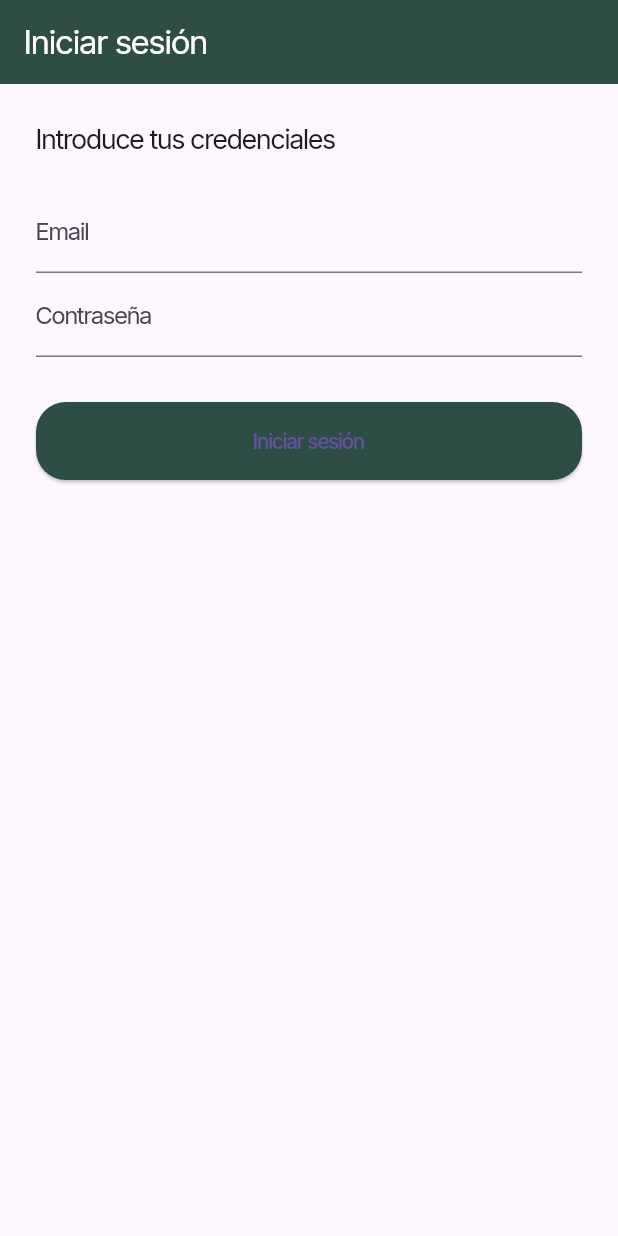
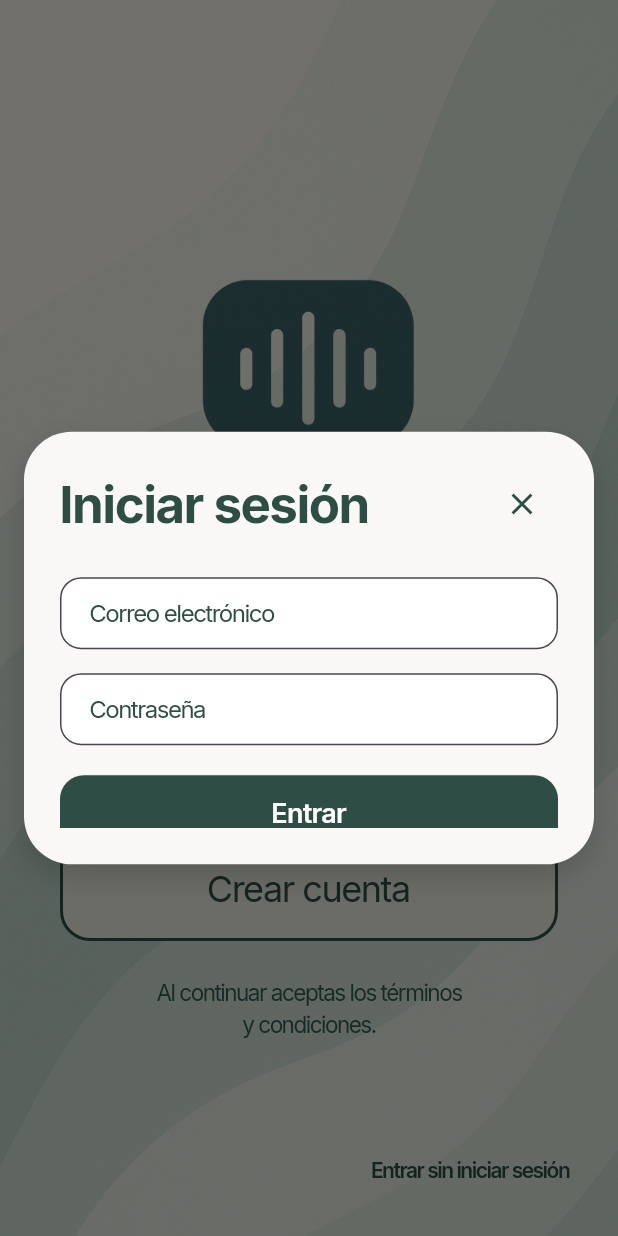
Before and after one commit to sergiogarper/tracktalk, a Flutter app: the screen it shows after launch, after a tap on "Iniciar sesión con un email", on a phone screen of 412 x 824 dp. Run offline on Flutter 3.47's test engine with Material 3 defaults, Android fonts, the phone set to English and light mode, and no system bars; our stand-ins replace flutter_riverpod, go_router; accounts and stored records are empty.

Commit message:
Cambiada la logica de registro e inicio de sesión a modals

```diff
--- a/flutter/lib/features/auth/login_form_screen.dart
+++ /dev/null
@@ -1,128 +0,0 @@
-import 'package:flutter/material.dart';
-import 'package:http/http.dart' as http;
-import 'dart:convert';
-import 'package:go_router/go_router.dart';
-
-import 'package:tracktalk/shared/models/usuario_global.dart';
-
-class LoginFormScreen extends StatefulWidget {
-  const LoginFormScreen({super.key});
-
-  @override
-  State<LoginFormScreen> createState() => _LoginFormScreenState();
-}
-
-class _LoginFormScreenState extends State<LoginFormScreen> {
-  final _formKey = GlobalKey<FormState>();
-  String email = '';
-  String pass = '';
-  String mensaje = '';
-  bool cargando = false;
-
-  Future<void> _loginUsuario() async {
-    if (!_formKey.currentState!.validate()) return;
-
-    setState(() {
-      cargando = true;
-      mensaje = '';
-    });
-
-    final url = Uri.parse('http://10.0.2.2:3000/auth/login');
-
-    try {
-      final response = await http.post(
-        url,
-        headers: {'Content-Type': 'application/json'},
-        body: jsonEncode({
-          'email': email,
-          'pass': pass,
-        }),
-      );
-
-      if (response.statusCode == 200) {
-        final data = jsonDecode(response.body);
-
-        // DATOS DEL USUARIO
-        UsuarioGlobal.id = data['user']['id'];
-        UsuarioGlobal.nombre = data['user']['nombre'];
-        UsuarioGlobal.email = data['user']['email'];
-
-        if (!mounted) return;
-        context.go('/home');
-      } else {
-        final body = jsonDecode(response.body);
-        setState(() {
-          mensaje = '❌ ${body['error'] ?? 'Credenciales inválidas'}';
-        });
-      }
-    } catch (e) {
-      setState(() {
-        mensaje = '❌ Error de conexión con el servidor';
-      });
-    } finally {
-      setState(() {
-        cargando = false;
-      });
-    }
-  }
-
-  @override
-  Widget build(BuildContext context) {
-    return Scaffold(
-      appBar: AppBar(
-        title: const Text('Iniciar sesión'),
-        backgroundColor: const Color(0xFF2E4E45),
-        foregroundColor: Colors.white,
-      ),
-      body: Padding(
-        padding: const EdgeInsets.all(24.0),
-        child: Form(
-          key: _formKey,
-          child: ListView(
-            children: [
-              const Text(
-                'Introduce tus credenciales',
-                style: TextStyle(fontSize: 18),
-              ),
-              const SizedBox(height: 20),
-              TextFormField(
-                decoration: const InputDecoration(labelText: 'Email'),
-                keyboardType: TextInputType.emailAddress,
-                onChanged: (val) => email = val,
-                validator: (val) =>
-                    val == null || val.isEmpty ? 'Introduce un email' : null,
-              ),
-              TextFormField(
-                decoration: const InputDecoration(labelText: 'Contraseña'),
-                obscureText: true,
-                onChanged: (val) => pass = val,
-                validator: (val) => val == null || val.isEmpty
-                    ? 'Introduce tu contraseña'
-                    : null,
-              ),
-              const SizedBox(height: 30),
-              ElevatedButton(
-                onPressed: cargando ? null : _loginUsuario,
-                style: ElevatedButton.styleFrom(
-                  backgroundColor: const Color(0xFF2E4E45),
-                  padding: const EdgeInsets.symmetric(vertical: 16),
-                  shape: RoundedRectangleBorder(
-                    borderRadius: BorderRadius.circular(20),
-                  ),
-                ),
-                child: cargando
-                    ? const CircularProgressIndicator(color: Colors.white)
-                    : const Text('Iniciar sesión'),
-              ),
-              const SizedBox(height: 20),
-              Text(
-                mensaje,
-                style: const TextStyle(fontSize: 16, color: Colors.red),
-              ),
-            ],
-          ),
-        ),
-      ),
-    );
-  }
-}
--- a/flutter/lib/features/auth/login_screen.dart
+++ b/flutter/lib/features/auth/login_screen.dart
@@ -1,5 +1,7 @@
 import 'package:flutter/material.dart';
 import 'package:go_router/go_router.dart';
+import 'package:tracktalk/features/auth/widgets/login_modal.dart';
+import 'package:tracktalk/features/auth/widgets/register_modal.dart';
 
 class LoginScreen extends StatefulWidget {
   const LoginScreen({super.key});
@@ -91,7 +93,12 @@ class _LoginScreenState extends State<LoginScreen>
                   width: double.infinity,
                   child: ElevatedButton(
                     onPressed: () {
-                      context.go('/login-form');
+                      showModalBottomSheet(
+                        context: context,
+                        isScrollControlled: true,
+                        backgroundColor: Colors.transparent,
+                        builder: (context) => const LoginModal(),
+                      );
                     },
                     style: ElevatedButton.styleFrom(
                       backgroundColor: const Color(0xFF2E4E45),
@@ -115,7 +122,12 @@ class _LoginScreenState extends State<LoginScreen>
                   width: double.infinity,
                   child: TextButton(
                     onPressed: () {
-                      context.go('/register');
+                      showModalBottomSheet(
+                        context: context,
+                        isScrollControlled: true,
+                        backgroundColor: Colors.transparent,
+                        builder: (context) => const RegisterModal(),
+                      );
                     },
                     style: TextButton.styleFrom(
                       backgroundColor: const Color.fromRGBO(231, 236, 221, 1),
--- /dev/null
+++ b/flutter/lib/features/auth/widgets/login_modal.dart
@@ -0,0 +1,198 @@
+import 'package:flutter/material.dart';
+import 'package:http/http.dart' as http;
+import 'dart:convert';
+import 'package:go_router/go_router.dart';
+import 'package:tracktalk/shared/models/usuario_global.dart';
+
+class LoginModal extends StatefulWidget {
+  const LoginModal({super.key});
+
+  @override
+  State<LoginModal> createState() => _LoginModalState();
+}
+
+class _LoginModalState extends State<LoginModal> {
+  final _formKey = GlobalKey<FormState>();
+  String email = '';
+  String pass = '';
+  String mensaje = '';
+  bool cargando = false;
+
+  Future<void> _loginUsuario() async {
+    if (!_formKey.currentState!.validate()) return;
+
+    setState(() {
+      cargando = true;
+      mensaje = '';
+    });
+
+    final url = Uri.parse('http://10.0.2.2:3000/auth/login');
+
+    try {
+      final response = await http.post(
+        url,
+        headers: {'Content-Type': 'application/json'},
+        body: jsonEncode({'email': email, 'pass': pass}),
+      );
+
+      if (response.statusCode == 200) {
+        final data = jsonDecode(response.body);
+        UsuarioGlobal.id = data['user']['id'];
+        UsuarioGlobal.nombre = data['user']['nombre'];
+        UsuarioGlobal.email = data['user']['email'];
+
+        if (!mounted) return;
+        Navigator.of(context).pop();
+        context.go('/home');
+      } else {
+        final body = jsonDecode(response.body);
+        setState(() {
+          mensaje = '❌ ${body['error'] ?? 'Credenciales inválidas'}';
+        });
+      }
+    } catch (_) {
+      setState(() {
+        mensaje = '❌ Error de conexión con el servidor';
+      });
+    } finally {
+      setState(() {
+        cargando = false;
+      });
+    }
+  }
+
+  @override
+  Widget build(BuildContext context) {
+    return Padding(
+      padding: const EdgeInsets.only(top: 40),
+      child: Center(
+        child: Container(
+          height: MediaQuery.of(context).size.height * 0.35,
+          margin: const EdgeInsets.all(16),
+          padding: const EdgeInsets.all(24),
+          decoration: BoxDecoration(
+            color: const Color(0xFFFAF8F6),
+            borderRadius: BorderRadius.circular(32),
+            boxShadow: [
+              BoxShadow(
+                color: const Color.fromRGBO(0, 0, 0, 0.15),
+                blurRadius: 16,
+                offset: const Offset(0, 8),
+              ),
+            ],
+          ),
+          child: SingleChildScrollView(
+            child: Form(
+              key: _formKey,
+              child: Column(
+                children: [
+                  Row(
+                    mainAxisAlignment: MainAxisAlignment.spaceBetween,
+                    children: [
+                      const Text(
+                        'Iniciar sesión',
+                        style: TextStyle(
+                          fontSize: 34,
+                          fontWeight: FontWeight.w700,
+                          color: Color(0xFF2E4E45),
+                        ),
+                      ),
+                      IconButton(
+                        icon: const Icon(Icons.close, color: Color(0xFF2E4E45)),
+                        onPressed: () => Navigator.of(context).pop(),
+                      ),
+                    ],
+                  ),
+                  const SizedBox(height: 24),
+                  TextFormField(
+                    decoration: InputDecoration(
+                      labelText: 'Correo electrónico',
+                      labelStyle: const TextStyle(color: Color(0xFF2E4E45)),
+                      floatingLabelStyle:
+                          const TextStyle(color: Color(0xFF2E4E45)),
+                      filled: true,
+                      fillColor: Colors.white,
+                      contentPadding:
+                          const EdgeInsets.symmetric(horizontal: 16),
+                      border: OutlineInputBorder(
+                        borderRadius: BorderRadius.circular(14),
+                        borderSide: const BorderSide(
+                            color: Color(0xFFE1E1E1), width: 1),
+                      ),
+                      focusedBorder: OutlineInputBorder(
+                        borderRadius: BorderRadius.circular(14),
+                        borderSide: const BorderSide(
+                            color: Color(0xFF2E4E45), width: 2),
+                      ),
+                      focusColor: const Color(0xFF2E4E45),
+                    ),
+                    onChanged: (val) => email = val,
+                    validator: (val) => val == null || val.isEmpty
+                        ? 'Introduce tu email'
+                        : null,
+                  ),
+                  const SizedBox(height: 16),
+                  TextFormField(
+                    obscureText: true,
+                    decoration: InputDecoration(
+                      labelText: 'Contraseña',
+                      labelStyle: const TextStyle(color: Color(0xFF2E4E45)),
+                      floatingLabelStyle:
+                          const TextStyle(color: Color(0xFF2E4E45)),
+                      filled: true,
+                      fillColor: Colors.white,
+                      contentPadding:
+                          const EdgeInsets.symmetric(horizontal: 16),
+                      border: OutlineInputBorder(
+                        borderRadius: BorderRadius.circular(14),
+                        borderSide: const BorderSide(
+                            color: Color(0xFFE1E1E1), width: 1),
+                      ),
+                      focusedBorder: OutlineInputBorder(
+                        borderRadius: BorderRadius.circular(14),
+                        borderSide: const BorderSide(
+                            color: Color(0xFF2E4E45), width: 2),
+                      ),
+                      focusColor: const Color(0xFF2E4E45),
+                    ),
+                    onChanged: (val) => pass = val,
+                    validator: (val) => val == null || val.isEmpty
+                        ? 'Introduce tu contraseña'
+                        : null,
+                  ),
+                  const SizedBox(height: 20),
+                  ElevatedButton(
+                    onPressed: cargando ? null : _loginUsuario,
+                    style: ElevatedButton.styleFrom(
+                      backgroundColor: const Color(0xFF2E4E45),
+                      minimumSize: const Size.fromHeight(52),
+                      shape: RoundedRectangleBorder(
+                        borderRadius: BorderRadius.circular(16),
+                      ),
+                    ),
+                    child: cargando
+                        ? const CircularProgressIndicator(color: Colors.white)
+                        : const Text(
+                            'Entrar',
+                            style: TextStyle(
+                              fontSize: 18,
+                              fontWeight: FontWeight.w600,
+                              letterSpacing: -0.5,
+                              color: Colors.white,
+                            ),
+                          ),
+                  ),
+                  const SizedBox(height: 16),
+                  Text(
+                    mensaje,
+                    style: const TextStyle(color: Colors.red),
+                  ),
+                ],
+              ),
+            ),
+          ),
+        ),
+      ),
+    );
+  }
+}
--- a/flutter/lib/shared/router/app_router.dart
+++ b/flutter/lib/shared/router/app_router.dart
@@ -1,7 +1,5 @@
 import 'package:go_router/go_router.dart';
 import '../../features/auth/login_screen.dart';
-import '../../features/auth/register_screen.dart';
-import '../../features/auth/login_form_screen.dart';
 import '../../features/home/home_screen.dart';
 import '../../features/chat/chat_screen.dart';
 import '../../features/player/player_screen.dart';
@@ -13,14 +11,6 @@ final GoRouter appRouter = GoRouter(
     GoRoute(
       path: '/login',
       builder: (context, state) => const LoginScreen(),
-    ),
-    GoRoute(
-      path: '/register',
-      builder: (context, state) => const RegisterScreen(),
-    ),
-    GoRoute(
-      path: '/login-form',
-      builder: (context, state) => const LoginFormScreen(),
     ),
     GoRoute(
       path: '/home',
```
Also changed, not shown: flutter/lib/features/auth/register_screen.dart (deleted, +0 -139 lines), flutter/lib/features/auth/widgets/register_modal.dart (added, +196 -0 lines), 1 other file.
